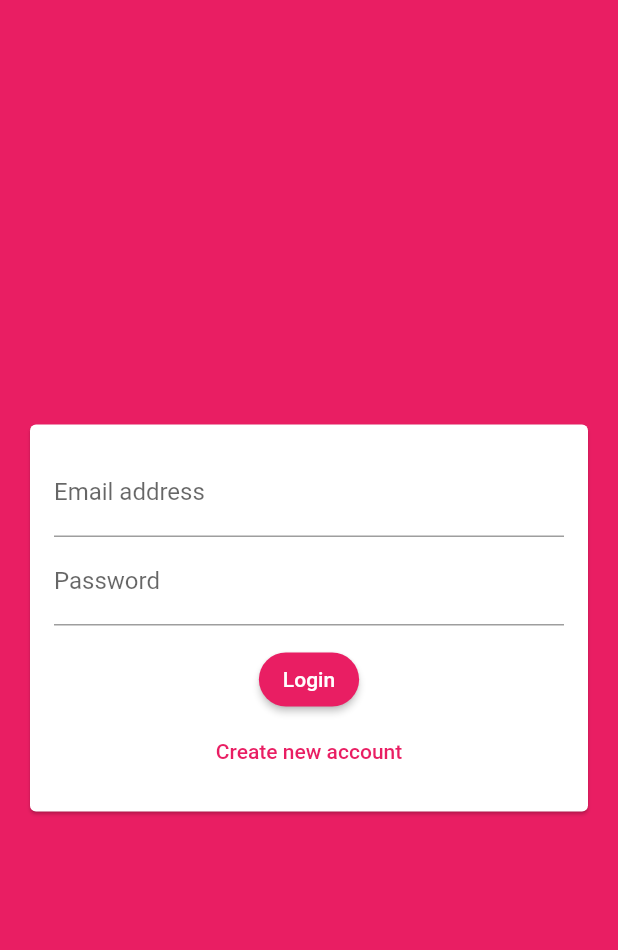
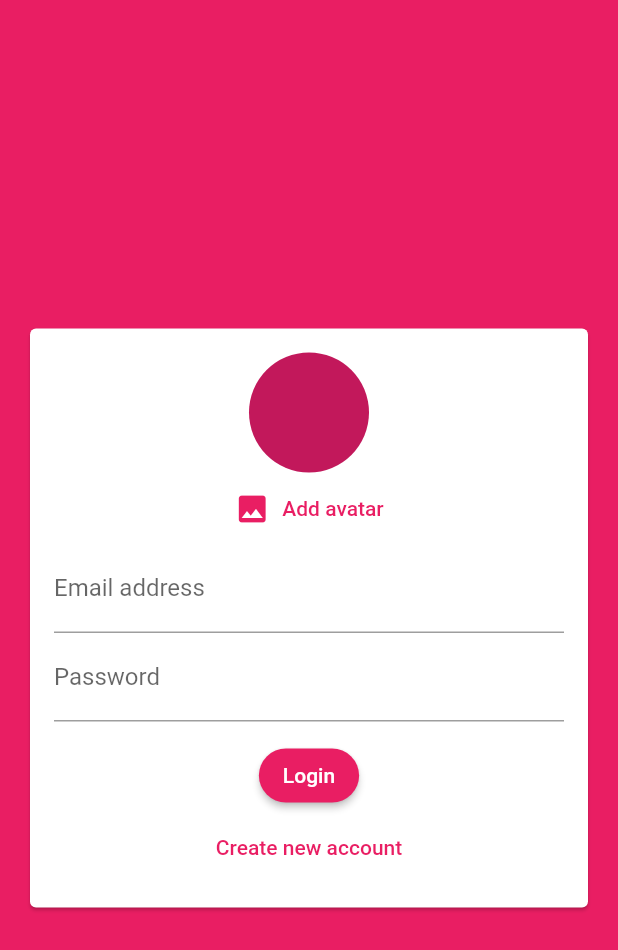
Before and after one commit to leeanngrapes/flutter_chat_app, a Flutter app: the screen it shows after launch, on a phone screen of 412 x 824 dp. Shown: the top 950 px of the screen. Run offline on Flutter 3.47's test engine with Material 2 defaults, Android fonts, the phone set to English and light mode, and no system bars; our stand-ins replace cloud_firestore, firebase_auth, firebase_core; accounts and stored records are empty.

Commit message:
Setup for image picker

```diff
--- a/lib/widgets/auth/auth_form.dart
+++ b/lib/widgets/auth/auth_form.dart
@@ -59,6 +59,14 @@ class _AuthFormState extends State<AuthForm> {
               child: Column(
                 mainAxisSize: MainAxisSize.min,
                 children: <Widget>[
+                  //TODO: display image
+                  CircleAvatar(radius: 40),
+                  //TODO: Add button to upload image
+                  TextButton.icon(
+                    onPressed: () {},
+                    icon: Icon(Icons.image),
+                    label: Text('Add avatar'),
+                  ),
                   TextFormField(
                     key: ValueKey('email'),
                     validator: (value) {
--- a/lib/widgets/chat/message_bubble.dart
+++ b/lib/widgets/chat/message_bubble.dart
@@ -22,7 +22,7 @@ class MessageBubble extends StatelessWidget {
               bottomRight: isMe ? Radius.zero : Radius.circular(12),
             ),
           ),
-          width: 140,
+          width: 200,
           padding: EdgeInsets.symmetric(
             vertical: 10,
             horizontal: 16,
--- a/pubspec.yaml
+++ b/pubspec.yaml
@@ -31,6 +31,7 @@ dependencies:
   cloud_firestore: ^1.0.3
   firebase_core: ^1.0.2
   firebase_auth: ^1.0.2
+  image_picker: ^0.7.4
 
 dev_dependencies:
   flutter_test:
```
Also changed, not shown: pubspec.lock, 1 other file.
